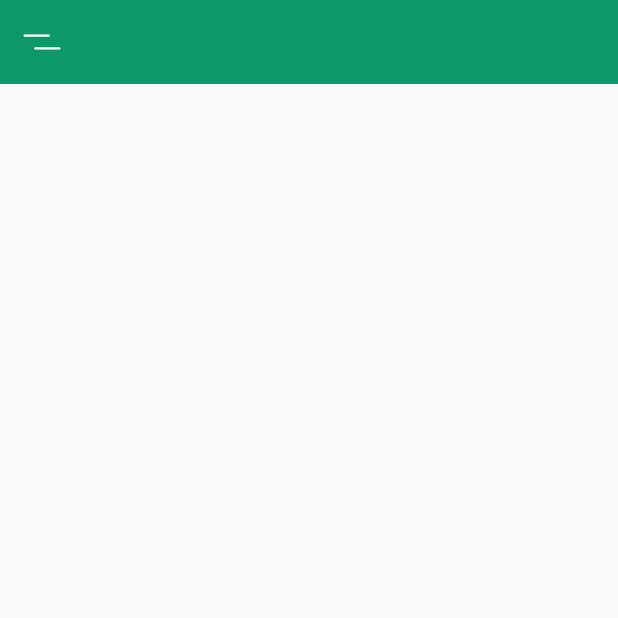
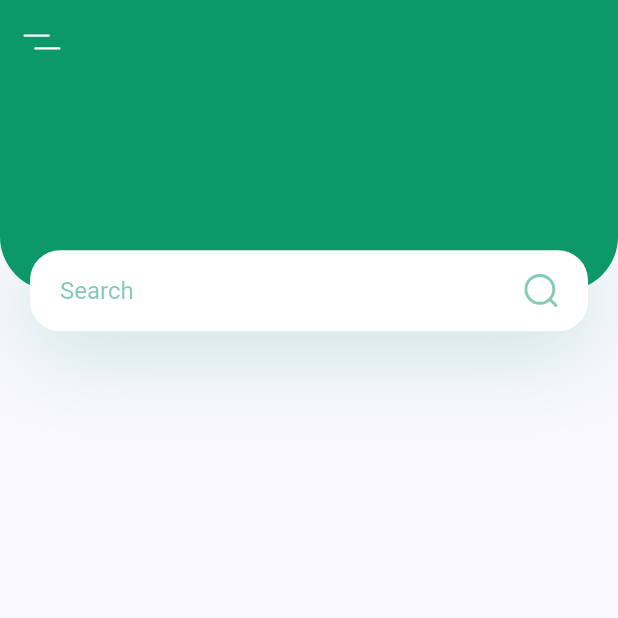
Before and after one commit to Vishnuanand77/PlantApp_FlutterUI, a Flutter app: the screen it shows after launch, on a phone screen of 412 x 824 dp, the top half of it. Run offline on Flutter 3.47's test engine with Material 2 defaults, Android fonts, the phone set to English and light mode, and no system bars; our stand-ins replace flutter_svg.

Commit message:
Created background and added search bar

```diff
--- a/lib/screens/home/components/body.dart
+++ b/lib/screens/home/components/body.dart
@@ -1,7 +1,9 @@
 import 'package:flutter/material.dart';
+import 'package:flutter_svg/flutter_svg.dart';
+import 'package:plant_app_ui/constants.dart';
 
 class Body extends StatelessWidget {
-  const Body({ Key? key }) : super(key: key);
+  const Body({Key? key}) : super(key: key);
 
   @override
   Widget build(BuildContext context) {
@@ -9,7 +11,61 @@ class Body extends StatelessWidget {
     return Column(
       children: [
         Container(
-          height: size.height*0.2,
+          height: size.height * 0.2,
+          child: Stack(
+            children: [
+              Container(
+                height: size.height * 0.2 - 27,
+                decoration: BoxDecoration(
+                  color: kPrimaryColor,
+                  borderRadius: BorderRadius.only(
+                    bottomLeft: Radius.circular(36),
+                    bottomRight: Radius.circular(36),
+                  ),
+                ),
+              ),
+              Positioned(
+                bottom: 0,
+                left: 0,
+                right: 0,
+                child: Container(
+                  alignment: Alignment.center,
+                  margin: EdgeInsets.symmetric(horizontal: kDefaultPadding),
+                  padding: EdgeInsets.symmetric(horizontal: kDefaultPadding),
+                  height: 54,
+                  decoration: BoxDecoration(
+                    color: Colors.white,
+                    borderRadius: BorderRadius.circular(20),
+                    boxShadow: [
+                      BoxShadow(
+                        offset: Offset(0, 10),
+                        blurRadius: 50,
+                        color: kPrimaryColor.withOpacity(0.23),
+                      ),
+                    ],
+                  ),
+                  child: Row(
+                    children: [
+                      Expanded(
+                        child: TextField(
+                          onChanged: (value) {},
+                          decoration: InputDecoration(
+                            hintText: "Search",
+                            hintStyle: TextStyle(
+                              color: kPrimaryColor.withOpacity(0.5),
+                            ),
+                            enabledBorder: InputBorder.none,
+                            focusedBorder: InputBorder.none,
+                          ),
+                        ),
+                      ),
+                      SvgPicture.asset("assets/icons/search.svg"),
+                    ],
+                  ),
+                ),
+              ),
+            ],
+          ),
         )
       ],
     );
```
